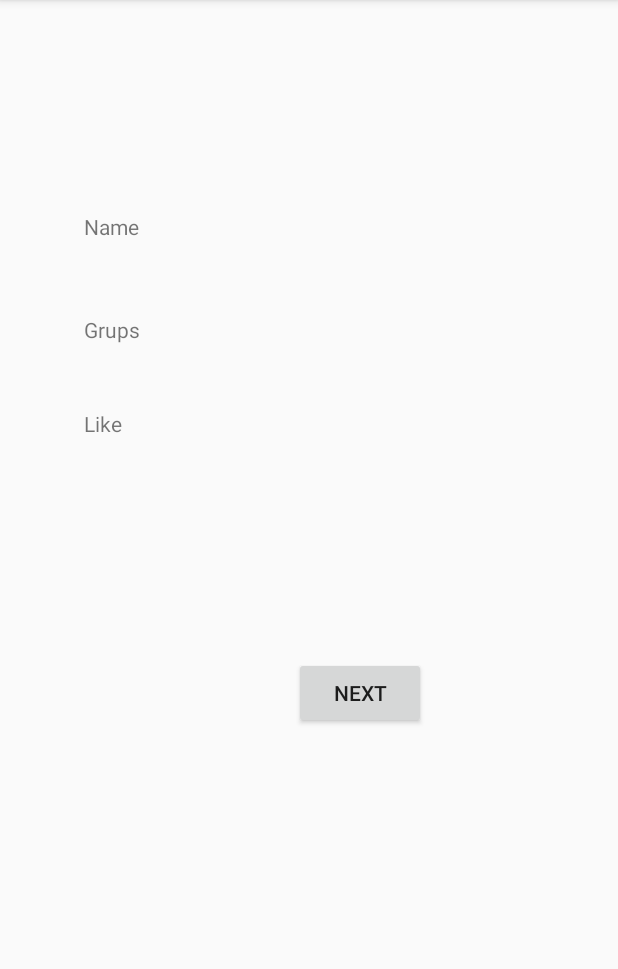
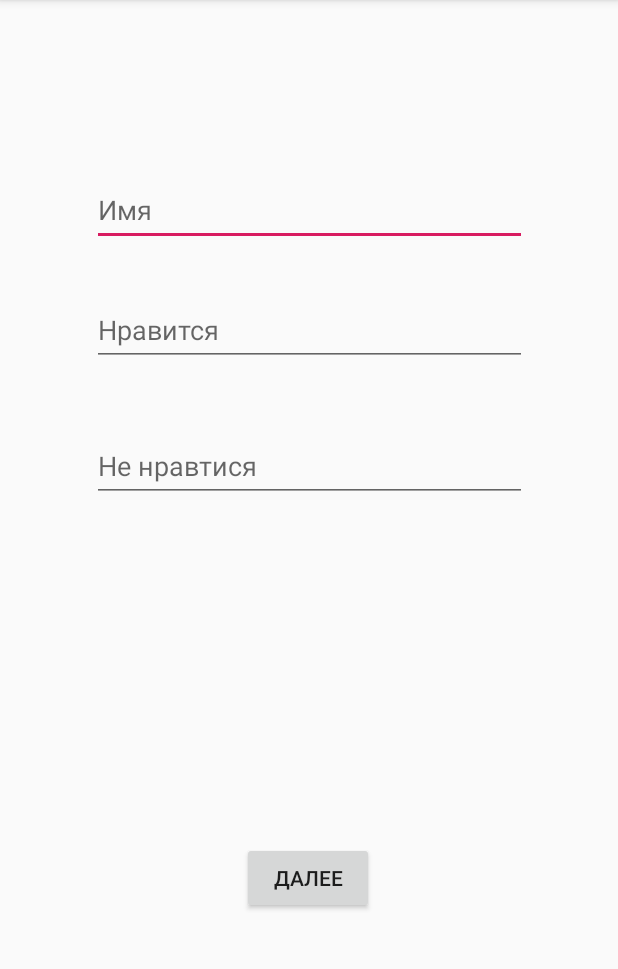
Before and after one commit to AleksKirienko/Santa, an Android app: the screen it shows after launch (ActivityTwo), after a tap on "СОЗДАТЬ", on a phone screen of 412 x 824 dp, the part 84-1053 px from its top. Run offline under Robolectric (Android 15) with nearby library versions, the phone set to English and light mode, and no system bars.

Commit message:
Added basic app design

```diff
--- a/app/src/main/AndroidManifest.xml
+++ b/app/src/main/AndroidManifest.xml
@@ -9,7 +9,9 @@
         android:roundIcon="@mipmap/ic_launcher_round"
         android:supportsRtl="true"
         android:theme="@style/AppTheme">
-        <activity android:name=".ActivityTwo"></activity>
+        <activity android:name=".GivePresentActivity"></activity>
+        <activity android:name=".WaitActivity" />
+        <activity android:name=".ActivityTwo" />
         <activity android:name=".MainActivity">
             <intent-filter>
                 <action android:name="android.intent.action.MAIN" />
--- a/app/src/main/java/shift/santa/MainActivity.kt
+++ b/app/src/main/java/shift/santa/MainActivity.kt
@@ -15,13 +15,14 @@ class MainActivity : AppCompatActivity() {
         setContentView(R.layout.activity_main)
 
         Button1.setOnClickListener {
-            startActivity(Intent(this, ActivityTwo::class.java))
+            val intentEx = setInetentParam(true)
+            startActivity(intentEx)
         }
     }
 
-    /*fun toastMe(view: View) {
-        val myToast = Toast.makeText(this, "Hello", Toast.LENGTH_SHORT)
-
-        myToast.show()
-    }*/
+    private fun setInetentParam(isCreator: Boolean): Intent {
+        val intent = Intent(this, ActivityTwo::class.java)
+        intent.putExtra(ActivityTwo.IS_GROUP_CREATOR, isCreator)
+        return intent
+    }
 }
--- a/app/src/main/res/layout/activity_two.xml
+++ b/app/src/main/res/layout/activity_two.xml
@@ -6,52 +6,56 @@
     android:layout_height="match_parent"
     tools:context=".ActivityTwo">
 
-
-    <TextView
-        android:id="@+id/textView2"
-        android:layout_width="0dp"
-        android:layout_height="0dp"
-        android:layout_marginBottom="16dp"
-        android:text="Grups"
-        app:layout_constraintBottom_toTopOf="@+id/textView3"
-        app:layout_constraintEnd_toEndOf="parent"
-        app:layout_constraintHorizontal_bias="1.0"
-        app:layout_constraintStart_toStartOf="@+id/textView3"
-        app:layout_constraintTop_toBottomOf="@+id/name" />
-
-    <TextView
-        android:id="@+id/textView3"
-        android:layout_width="0dp"
-        android:layout_height="0dp"
-        android:layout_marginStart="56dp"
-        android:layout_marginBottom="118dp"
-        android:text="Like"
-        app:layout_constraintBottom_toTopOf="@+id/button"
-        app:layout_constraintEnd_toEndOf="parent"
-        app:layout_constraintHorizontal_bias="0.0"
-        app:layout_constraintStart_toStartOf="parent"
-        app:layout_constraintTop_toBottomOf="@+id/textView2" />
-
-    <TextView
-        android:id="@+id/name"
-        android:layout_width="0dp"
-        android:layout_height="0dp"
-        android:layout_marginTop="141dp"
-        android:layout_marginBottom="21dp"
-        android:text="Name"
-        app:layout_constraintBottom_toTopOf="@+id/textView2"
-        app:layout_constraintEnd_toEndOf="parent"
-        app:layout_constraintStart_toStartOf="@+id/textView2"
-        app:layout_constraintTop_toTopOf="parent" />
-
     <Button
         android:id="@+id/button"
         android:layout_width="wrap_content"
         android:layout_height="wrap_content"
-        android:layout_marginStart="196dp"
-        android:layout_marginBottom="282dp"
-        android:text="Next"
+        android:text="Далее"
         app:layout_constraintBottom_toBottomOf="parent"
+        app:layout_constraintEnd_toEndOf="parent"
+        app:layout_constraintHorizontal_bias="0.498"
         app:layout_constraintStart_toStartOf="parent"
-        app:layout_constraintTop_toBottomOf="@+id/textView3" />
+        app:layout_constraintTop_toTopOf="parent"
+        app:layout_constraintVertical_bias="0.78" />
+
+    <EditText
+        android:id="@+id/editText2"
+        android:layout_width="290dp"
+        android:layout_height="48dp"
+        android:layout_marginTop="116dp"
+        android:ems="10"
+        android:hint="Имя"
+        android:inputType="textPersonName"
+        app:layout_constraintEnd_toEndOf="parent"
+        app:layout_constraintHorizontal_bias="0.504"
+        app:layout_constraintStart_toStartOf="parent"
+        app:layout_constraintTop_toTopOf="parent" />
+
+    <EditText
+        android:id="@+id/editText3"
+        android:layout_width="290dp"
+        android:layout_height="48dp"
+        android:layout_marginTop="32dp"
+        android:ems="10"
+        android:hint="Нравится"
+        android:inputType="textPersonName"
+        app:layout_constraintEnd_toEndOf="parent"
+        app:layout_constraintHorizontal_bias="0.5"
+        app:layout_constraintStart_toStartOf="parent"
+        app:layout_constraintTop_toBottomOf="@+id/editText2" />
+
+    <EditText
+        android:id="@+id/editText4"
+        android:layout_width="290dp"
+        android:layout_height="48dp"
+        android:ems="10"
+        android:hint="Не нравтися"
+        android:inputType="textPersonName"
+        app:layout_constraintBottom_toBottomOf="parent"
+        app:layout_constraintEnd_toEndOf="parent"
+        app:layout_constraintHorizontal_bias="0.5"
+        app:layout_constraintStart_toStartOf="parent"
+        app:layout_constraintTop_toBottomOf="@+id/editText3"
+        app:layout_constraintVertical_bias="0.089" />
+
 </androidx.constraintlayout.widget.ConstraintLayout>
```
Also changed, not shown: app/src/main/java/shift/santa/ActivityTwo.kt (+31 -0 lines), app/src/main/java/shift/santa/GivePresentActivity.kt (added, +18 -0 lines), app/src/main/java/shift/santa/WaitActivity.kt (added, +23 -0 lines), app/src/main/res/layout/activity_give_present.xml (added, +20 -0 lines), app/src/main/res/layout/activity_wait.xml (added, +33 -0 lines).
